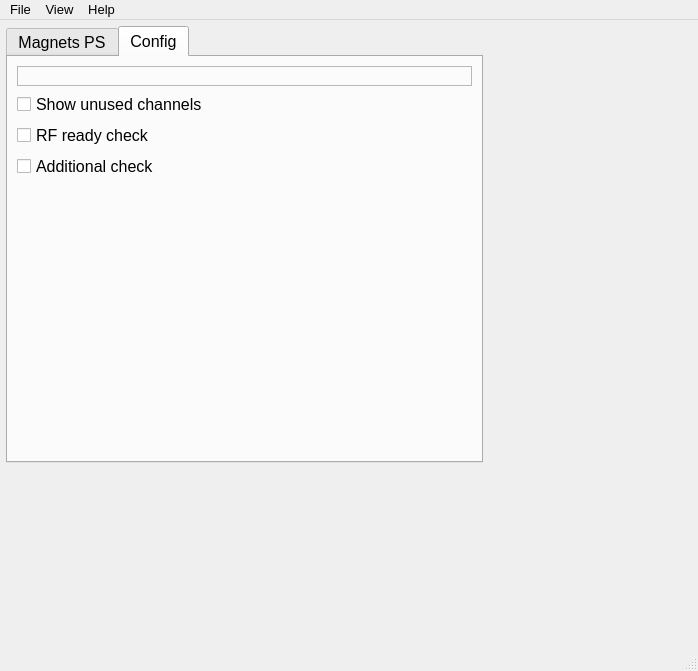
First picture: the form in Magnets_UI.ui, repository salinsalins/TDKLambda, before the edit.
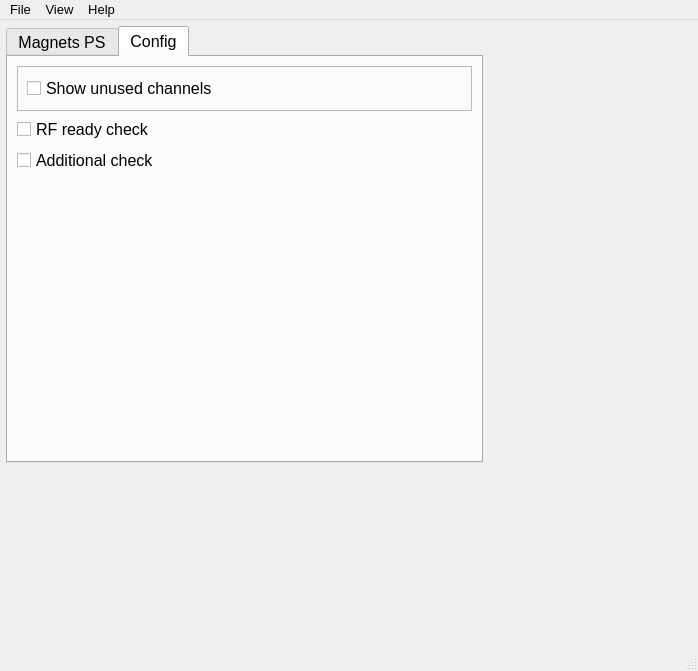
Second picture: the form after the edit. The open tabs and pages were chosen to show the change. Icons and pictures are not drawn.

The edit to the form file:
```diff
--- a/Magnets_UI.ui
+++ b/Magnets_UI.ui
@@ -1786,6 +1786,13 @@
             <number>9</number>
            </property>
            <item row="4" column="0">
+            <widget class="QCheckBox" name="checkBox_4">
+             <property name="text">
+              <string>Additional check</string>
+             </property>
+            </widget>
+           </item>
+           <item row="5" column="0">
             <spacer name="verticalSpacer">
              <property name="orientation">
               <enum>Qt::Vertical</enum>
@@ -1798,27 +1805,13 @@
              </property>
             </spacer>
            </item>
-           <item row="1" column="0">
-            <widget class="QCheckBox" name="checkBox">
-             <property name="text">
-              <string>Show unused channels</string>
-             </property>
-            </widget>
-           </item>
-           <item row="2" column="0">
+           <item row="3" column="0">
             <widget class="QCheckBox" name="checkBox_3">
              <property name="text">
               <string>RF ready check</string>
              </property>
             </widget>
            </item>
-           <item row="3" column="0">
-            <widget class="QCheckBox" name="checkBox_4">
-             <property name="text">
-              <string>Additional check</string>
-             </property>
-            </widget>
-           </item>
            <item row="0" column="0">
             <widget class="QFrame" name="frame">
              <property name="frameShape">
@@ -1827,7 +1820,15 @@
              <property name="frameShadow">
               <enum>QFrame::Raised</enum>
              </property>
-             <layout class="QHBoxLayout" name="horizontalLayout"/>
+             <layout class="QHBoxLayout" name="horizontalLayout">
+              <item>
+               <widget class="QCheckBox" name="checkBox">
+                <property name="text">
+                 <string>Show unused channels</string>
+                </property>
+               </widget>
+              </item>
+             </layout>
             </widget>
            </item>
           </layout>
```
